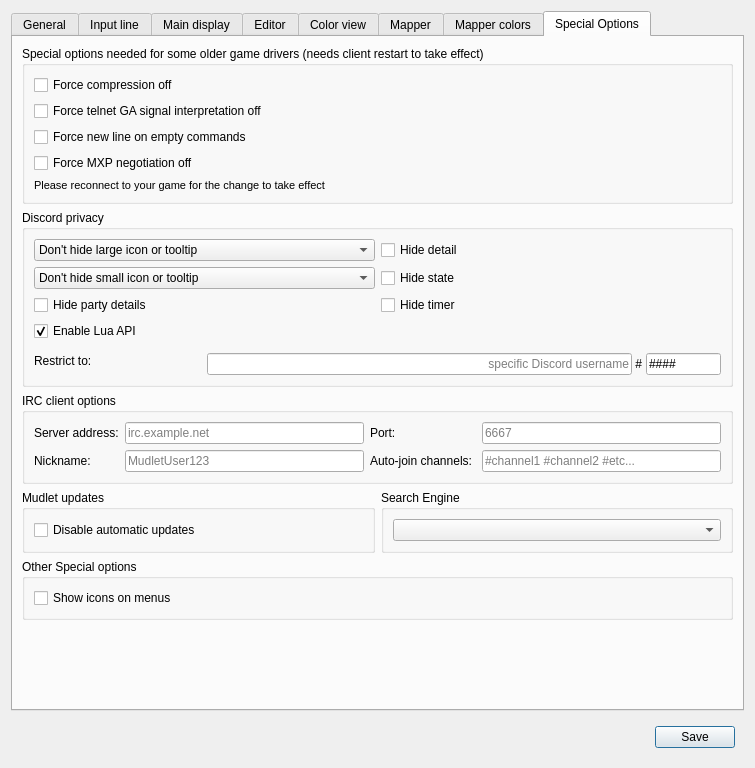
Qt form src/ui/profile_preferences.ui (Mudlet/Mudlet) before a commit.
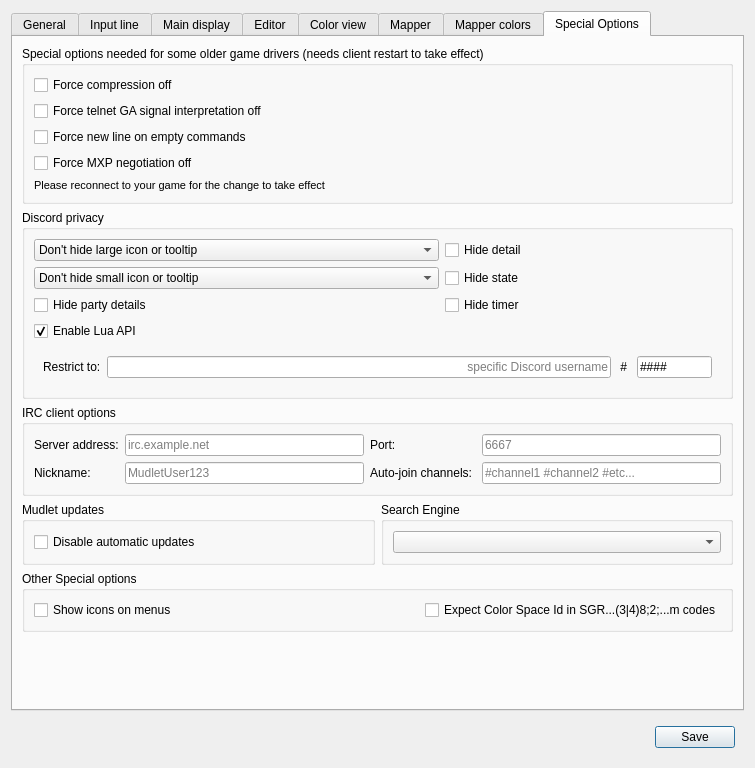
The same form after that commit. The open tabs and pages were chosen to show the change. Icons and pictures are not drawn. Custom widgets are drawn as their Qt base class.

Commit message: Refactor&Enhance: reduce some spaghetti from TBuffer class...

The edit to the form file:
```diff
--- a/src/ui/profile_preferences.ui
+++ b/src/ui/profile_preferences.ui
@@ -2462,7 +2462,7 @@
          <property name="title">
           <string>Discord privacy</string>
          </property>
-         <layout class="QGridLayout" name="gridLayout_7">
+         <layout class="QGridLayout" name="gridLayout_7" columnstretch="2,1,1,1">
           <item row="1" column="0" colspan="2">
            <widget class="QComboBox" name="comboBox_discordSmallIconPrivacy">
             <item>
@@ -2489,7 +2489,7 @@
             </property>
            </widget>
           </item>
-          <item row="4" column="0" rowspan="2" colspan="3">
+          <item row="4" column="0" colspan="4">
            <widget class="QWidget" name="widget_discordUser" native="true">
             <property name="enabled">
              <bool>true</bool>
@@ -2498,18 +2498,6 @@
              <string>&lt;p&gt;Mudlet will only show Rich Presence information while you use this Discord username (useful if you have multiple Discord accounts). Leave empty to show it for any Discord account you log in to.&lt;/p&gt;</string>
             </property>
             <layout class="QHBoxLayout" name="horizontalLayout_7">
-             <property name="leftMargin">
-              <number>0</number>
-             </property>
-             <property name="topMargin">
-              <number>0</number>
-             </property>
-             <property name="rightMargin">
-              <number>0</number>
-             </property>
-             <property name="bottomMargin">
-              <number>0</number>
-             </property>
              <item>
               <widget class="QLabel" name="label_discordUserName">
                <property name="text">
@@ -2517,46 +2505,6 @@
                </property>
               </widget>
              </item>
-            </layout>
-           </widget>
-          </item>
-          <item row="0" column="0" colspan="2">
-           <widget class="QComboBox" name="comboBox_discordLargeIconPrivacy">
-            <item>
-             <property name="text">
-              <string>Don't hide large icon or tooltip</string>
-             </property>
-            </item>
-            <item>
-             <property name="text">
-              <string>Hide large icon tooltip</string>
-             </property>
-            </item>
-            <item>
-             <property name="text">
-              <string>Hide large icon and tooltip</string>
-             </property>
-            </item>
-           </widget>
-          </item>
-          <item row="3" column="0" colspan="2">
-           <widget class="QCheckBox" name="checkBox_discordLuaAPI">
-            <property name="toolTip">
-             <string>&lt;p&gt;Allow Lua to set Discord status&lt;/p&gt;</string>
-            </property>
-            <property name="text">
-             <string>Enable Lua API</string>
-            </property>
-            <property name="checked">
-             <bool>true</bool>
-            </property>
-           </widget>
-          </item>
-          <item row="5" column="1" colspan="3">
-           <layout class="QHBoxLayout" name="horizontalLayout_4">
-            <property name="spacing">
-             <number>0</number>
-            </property>
             <item>
              <widget class="QLineEdit" name="lineEdit_discordUserName">
               <property name="toolTip">
@@ -2609,6 +2557,39 @@
              </widget>
             </item>
            </layout>
+           </widget>
+          </item>
+          <item row="0" column="0" colspan="2">
+           <widget class="QComboBox" name="comboBox_discordLargeIconPrivacy">
+            <item>
+             <property name="text">
+              <string>Don't hide large icon or tooltip</string>
+             </property>
+            </item>
+            <item>
+             <property name="text">
+              <string>Hide large icon tooltip</string>
+             </property>
+            </item>
+            <item>
+             <property name="text">
+              <string>Hide large icon and tooltip</string>
+             </property>
+            </item>
+           </widget>
+          </item>
+          <item row="3" column="0" colspan="3">
+           <widget class="QCheckBox" name="checkBox_discordLuaAPI">
+            <property name="toolTip">
+             <string>&lt;p&gt;Allow Lua to set Discord status&lt;/p&gt;</string>
+            </property>
+            <property name="text">
+             <string>Enable Lua API</string>
+            </property>
+            <property name="checked">
+             <bool>true</bool>
+            </property>
+           </widget>
           </item>
           <item row="1" column="2" colspan="2">
            <widget class="QCheckBox" name="checkBox_discordServerAccessToState">
@@ -2755,6 +2736,16 @@
             </property>
            </widget>
           </item>
+          <item row="0" column="2">
+           <widget class="QCheckBox" name="checkBox_expectCSpaceIdInColonLessMColorCode">
+            <property name="toolTip">
+             <string>&lt;p&gt;Some MUDs use a flawed interpretation of the ANSI Set Graphics Rendition (&lt;b&gt;SGR&lt;/b&gt;) code sequences for 16M color mode which only uses semi-colons and not colons to separate parameter elements i.e. instead of using a code in the form: &lt;br&gt;&lt;tt&gt;\e[&lt;/tt&gt;...&lt;tt&gt;38:2:&lt;/tt&gt;&amp;lt;Color Space Id&amp;gt;&lt;tt&gt;:&lt;/tt&gt;&amp;lt;Red&amp;gt;&lt;tt&gt;:&lt;/tt&gt;&amp;lt;Green&amp;gt;&lt;tt&gt;:&lt;/tt&gt;&amp;lt;Blue&amp;gt;&lt;tt&gt;:&lt;/tt&gt;&amp;lt;Unused&amp;gt;&lt;tt&gt;:&lt;/tt&gt;&amp;lt;Tolerance&amp;gt;&lt;tt&gt;:&lt;/tt&gt;&amp;lt;Tolerance Color Space (0=CIELUV; 1=CIELAB)&amp;gt;&lt;tt&gt;;&lt;/tt&gt;...&lt;tt&gt;m&lt;/tt&gt;&lt;br&gt;where the &lt;i&gt;Color Space Id&lt;/i&gt; is expected to be an empty string to specify the usual (default) case and all of the &lt;i&gt;Parameter Elements&lt;/i&gt; (the &quot;2&quot; and the values in the &lt;tt&gt;&amp;lt;...&amp;gt;&lt;/tt&gt;s) may, technically, be omitted; they use: &lt;br&gt;&lt;tt&gt;\e[&lt;/tt&gt;...&lt;tt&gt;38;2;&lt;/tt&gt;&amp;lt;Red&amp;gt;&lt;tt&gt;;&lt;/tt&gt;&amp;lt;Green&amp;gt;&lt;tt&gt;;&lt;/tt&gt;&amp;lt;Blue&amp;gt;&lt;tt&gt;;&lt;/tt&gt;...&lt;tt&gt;m&lt;/tt&gt;&lt;br&gt;or: &lt;br&gt;&lt;tt&gt;\e[&lt;/tt&gt;...&lt;tt&gt;38;2;&lt;/tt&gt;&amp;lt;Color Space Id&amp;gt;&lt;tt&gt;;&lt;/tt&gt;&amp;lt;Red&amp;gt;&lt;tt&gt;;&lt;/tt&gt;&amp;lt;Green&amp;gt;&lt;tt&gt;;&lt;/tt&gt;&amp;lt;Blue&amp;gt;&lt;tt&gt;;&lt;/tt&gt;...&lt;tt&gt;m&lt;/tt&gt;&lt;/p&gt;&lt;p&gt;It is not possible to reliably detect the difference between these two so checking this option causes Mudlet to expect the last one with the additional (but empty!) parameter.&lt;/p&gt;</string>
+            </property>
+            <property name="text">
+             <string>Expect Color Space Id in SGR...(3|4)8;2;...m codes</string>
+            </property>
+           </widget>
+          </item>
          </layout>
         </widget>
        </item>
```
Left out of the diff: 12 changed lines with no effect on the pictures. Lines whose indentation alone changed are shown as unchanged. The commit also changes 8 other files.
